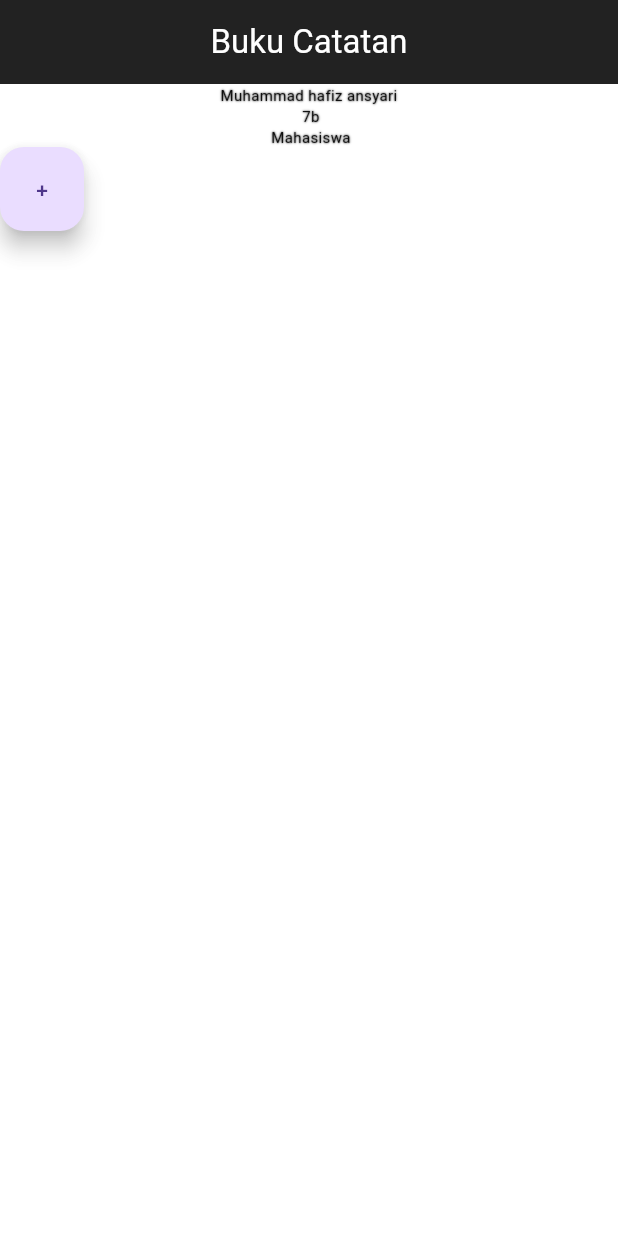
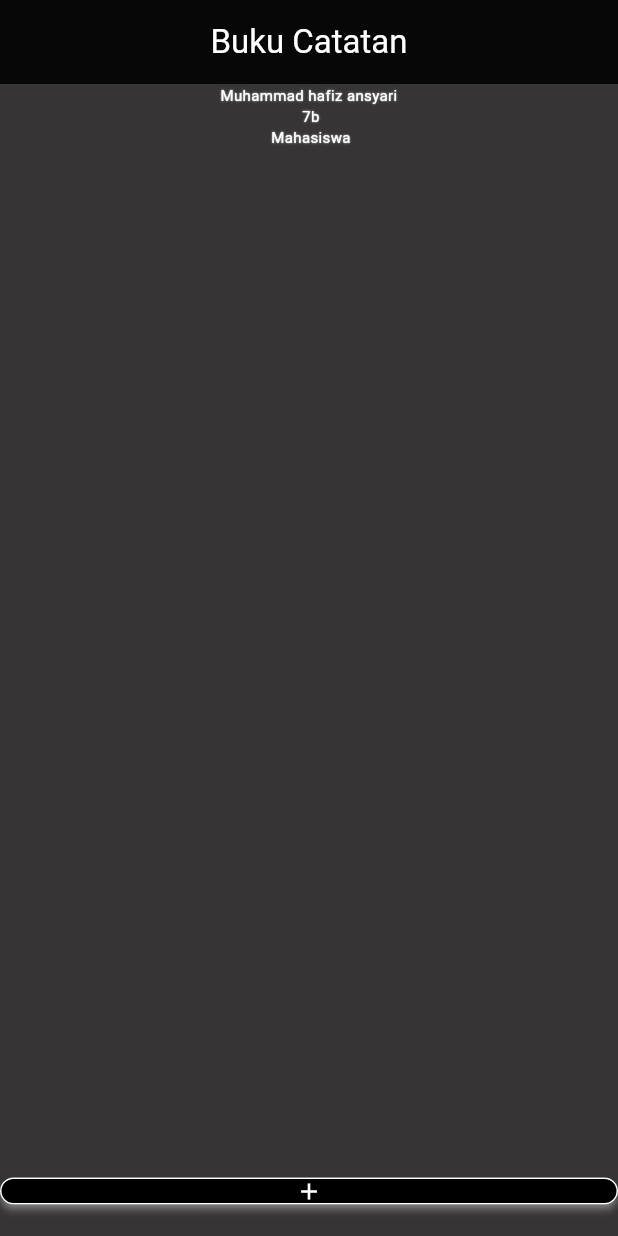
Before and after one commit to MHAnsyari/buku_catatan_attempted, a Flutter app: the screen it shows after launch, on a phone screen of 412 x 824 dp. Run offline on Flutter 3.47's test engine with Material 3 defaults, Android fonts, the phone set to English and light mode, and no system bars; our stand-ins replace google_fonts; Roboto replaces fonts that are missing (Acme); key blocks and very long unbroken strings in the code were emptied for the run.

Commit message:
ui home attemted

```diff
--- a/lib/screens/mainPage.dart
+++ b/lib/screens/mainPage.dart
@@ -18,7 +18,7 @@ class _MainPageState extends State<MainPage> {
   @override
   Widget build(BuildContext context) {
     return Scaffold(
-        backgroundColor: Colors.white70,
+        backgroundColor: Color.fromARGB(221, 23, 21, 21),
         appBar: AppBar(
           backgroundColor: Colors.black87,
           title: Center(
@@ -28,8 +28,8 @@ class _MainPageState extends State<MainPage> {
           )),
         ),
         body: Column(
-          mainAxisAlignment: MainAxisAlignment.start,
-          crossAxisAlignment: CrossAxisAlignment.start,
+          // mainAxisAlignment: MainAxisAlignment.start,
+          // crossAxisAlignment: CrossAxisAlignment.start,
           children: [
             // Text('$number', style: GoogleFonts.poppins(fontSize: 20,),),
 
@@ -45,14 +45,14 @@ class _MainPageState extends State<MainPage> {
                   textAlign: TextAlign.center,
                   style: TextStyle(
                     // backgroundColor: Colors.white,
-                    color: Colors.black87,
+                    color: Colors.white,
                     fontSize: 10,
                     // fontWeight: FontWeight.bold,
                     // fontStyle: FontStyle.italic,
                     shadows: [
                       Shadow(
                         blurRadius: 1,
-                        color: Colors.black,
+                        color: Colors.white,
                         // offset: Offset(2, 2)
                       )
                     ],
@@ -87,19 +87,44 @@ class _MainPageState extends State<MainPage> {
             //   ],
             // ),
 
-            Row(
-              children: [
-                //preview buku catatan, judul dll
-              ],
+            // Row(
+            //   children: [
+            //     //preview buku catatan, judul dll
+            //   ],
+            // ),
+
+            const Spacer(),
+
+            // FloatingActionButton(
+            //     onPressed: () {
+            //       setState(() {
+            //         //bejir bingung
+            //       });
+            //     },
+            //     child: const Text('+')),
+
+            ElevatedButton(
+              onPressed: () {},
+              child: Icon(Icons.add),
+              style: ElevatedButton.styleFrom(
+                iconColor: Colors.white,
+                backgroundColor: Colors.black,
+                // surfaceTintColor: Colors.yellow,
+                shadowColor: Colors.white,
+                // iconAlignment: IconAlignment.start,
+                minimumSize: Size(500, 20),
+                // animationDuration: Duration(milliseconds: 100),
+                elevation: 2,
+                // shape: StadiumBorder(),
+                side: BorderSide(color: Colors.white, width: 1),
+                // padding: EdgeInsets.all(10),
+                visualDensity: VisualDensity.compact,
+              ),
             ),
 
-            FloatingActionButton(
-              onPressed: () {
-                setState(() {
-                  //bejir bingung
-                });
-              },
-              child: const Text('+'))
+            const SizedBox(
+              height: 10,
+            )
 
             // Row(
             //   mainAxisAlignment: MainAxisAlignment.spaceEvenly,
```
